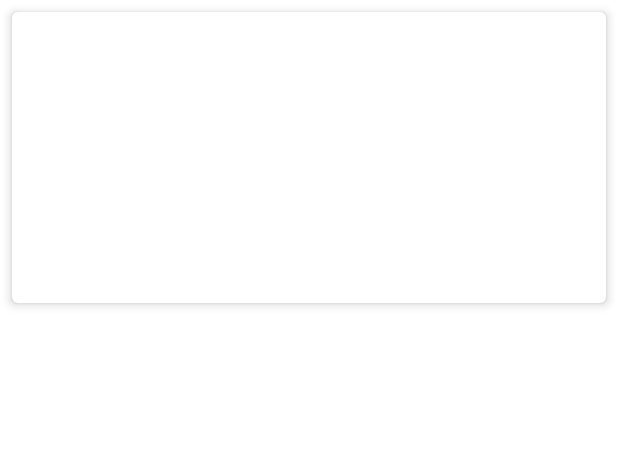
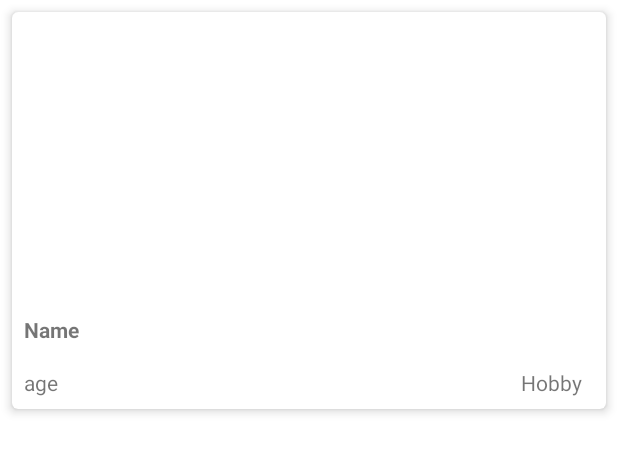
Before and after one commit to VadymTroshchuk/Dogglers, an Android app: the layout grid_list_item.xml on its own in the app's theme, with its tools: preview values and no code run, on a phone screen of 412 x 824 dp. Shown: the top 453 px of the screen. Run offline under Robolectric (Android 15) with nearby library versions, the phone set to English and light mode, and no system bars.

Commit message:
add textview resources for vertical and horizontal views

```diff
--- a/app/src/main/res/layout/grid_list_item.xml
+++ b/app/src/main/res/layout/grid_list_item.xml
@@ -39,6 +39,48 @@
                 The dog's age
                 The dog's hobbies-->
 
+        <TextView
+            android:id="@+id/dog_name"
+            android:textStyle="bold"
+            android:layout_width="wrap_content"
+            android:layout_height="wrap_content"
+            android:layout_marginTop="8dp"
+            android:layout_marginStart="8dp"
+            android:layout_marginBottom="16dp"
+            android:text="@string/dog_name_text"
+            app:layout_constraintStart_toStartOf="parent"
+            app:layout_constraintBottom_toTopOf="@+id/dog_age"
+            app:layout_constraintTop_toBottomOf="@id/dog_image"/>
+
+
+        <TextView
+            android:id="@+id/dog_age"
+            android:layout_width="wrap_content"
+            android:layout_height="wrap_content"
+            android:layout_marginStart="8dp"
+            android:layout_marginBottom="8dp"
+            android:text="age"
+            app:layout_constraintBottom_toBottomOf="parent"
+            app:layout_constraintStart_toStartOf="parent"
+
+        />
+
+        <TextView
+            android:id="@+id/dog_hobby"
+            android:layout_width="wrap_content"
+            android:layout_height="wrap_content"
+            android:layout_marginEnd="8dp"
+            android:layout_marginBottom="8dp"
+            android:text="Hobby"
+            app:layout_constraintBottom_toBottomOf="parent"
+            app:layout_constraintEnd_toEndOf="parent"
+            app:layout_constraintHorizontal_bias="0.974"
+            app:layout_constraintStart_toEndOf="@+id/dog_age"
+
+            />
+
+
+
 
 
 
--- a/app/src/main/res/values/strings.xml
+++ b/app/src/main/res/values/strings.xml
@@ -20,4 +20,5 @@
     <string name="vertical">Vertical</string>
     <string name="horizontal">Horizontal</string>
     <string name="grid">Grid</string>
+    <string name="dog_name_text">Name</string>
 </resources>
```
Also changed, not shown: app/src/main/res/layout/vertical_horizontal_list_item.xml (+59 -3 lines).
